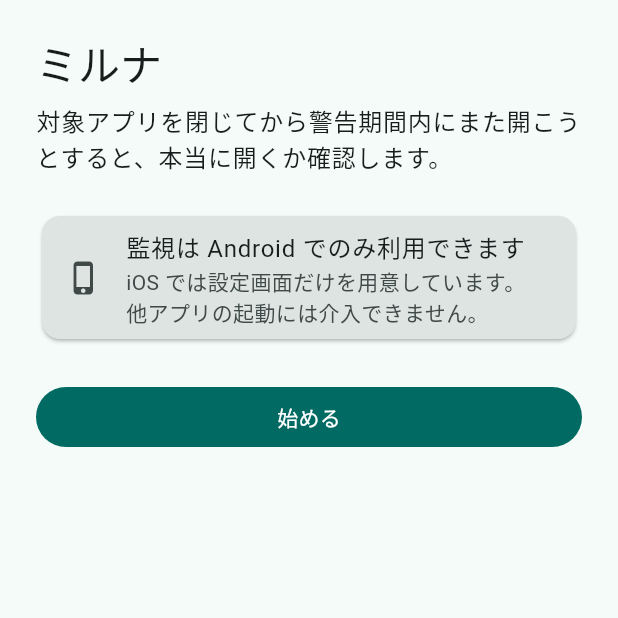
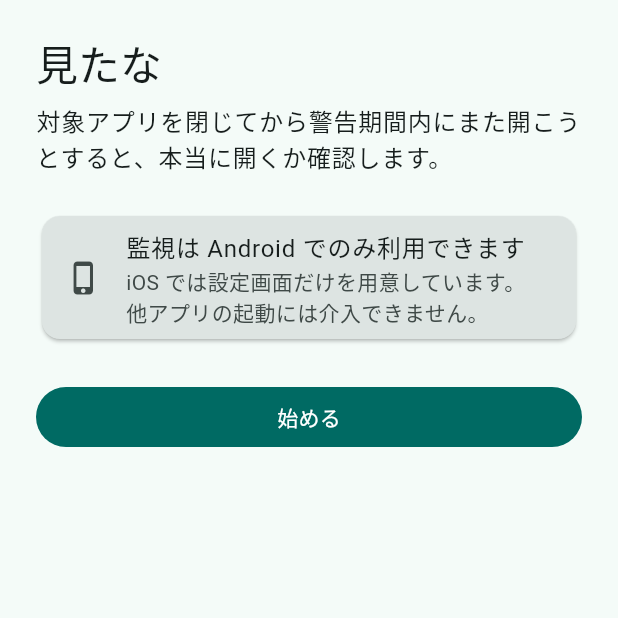
Before and after one commit to komapotter/miruna, a Flutter app: the screen it shows after launch, on a phone screen of 412 x 824 dp, the top half of it. Run offline on Flutter 3.47's test engine with Material 3 defaults, Android fonts, the phone set to English and light mode, and no system bars; our stand-ins replace flutter_riverpod, shared_preferences.

Commit message:
Change the user-facing app name from ミルナ to 見たな.
Keep the package ID, Dart package name, and repository name unchanged.

Co-authored-by: yasushi komatsu <36rafts@gmail.com>

```diff
--- a/lib/app.dart
+++ b/lib/app.dart
@@ -14,7 +14,7 @@ class MirunaApp extends StatelessWidget {
       brightness: Brightness.light,
     );
     return MaterialApp(
-      title: 'ミルナ',
+      title: '見たな',
       locale: const Locale('ja'),
       supportedLocales: const [Locale('ja'), Locale('en')],
       localizationsDelegates: const [
--- a/lib/features/apps/apps_screen.dart
+++ b/lib/features/apps/apps_screen.dart
@@ -16,7 +16,7 @@ class AppsScreen extends ConsumerWidget {
     final snapshot = ref.watch(monitorControllerProvider);
     return Scaffold(
       appBar: AppBar(
-        title: const Text('ミルナ'),
+        title: const Text('見たな'),
         actions: [
           IconButton(
             icon: const Icon(Icons.settings_outlined),
--- a/lib/features/onboarding/onboarding_screen.dart
+++ b/lib/features/onboarding/onboarding_screen.dart
@@ -53,7 +53,7 @@ class _OnboardingScreenState extends ConsumerState<OnboardingScreen>
     return ListView(
       padding: const EdgeInsets.all(24),
       children: [
-        Text('ミルナ', style: Theme.of(context).textTheme.headlineMedium),
+        Text('見たな', style: Theme.of(context).textTheme.headlineMedium),
         const SizedBox(height: 8),
         Text(
           '対象アプリを閉じてから警告期間内にまた開こうとすると、本当に開くか確認します。',
```
Also changed, not shown: 5 other files.
